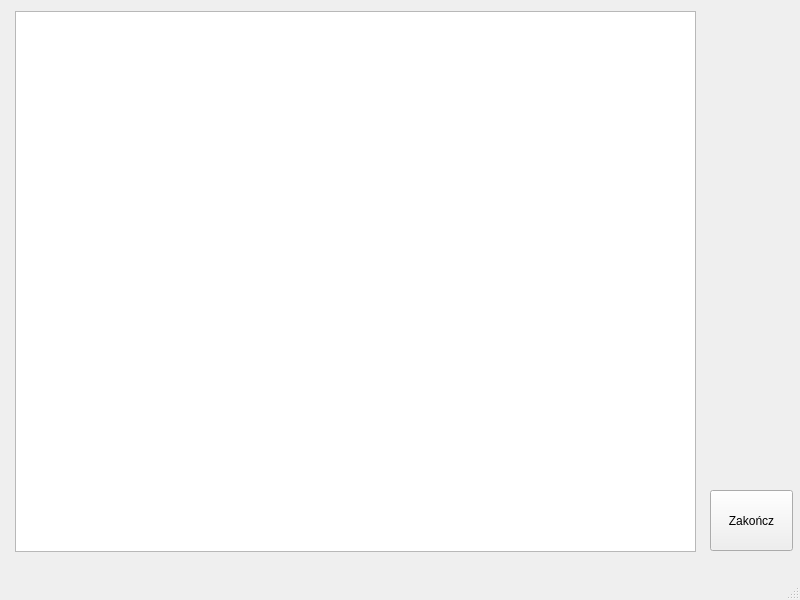
Before: the Qt Designer form mainwindow.ui in GrimmyReaps/PasswordManager, drawn with Qt 5.
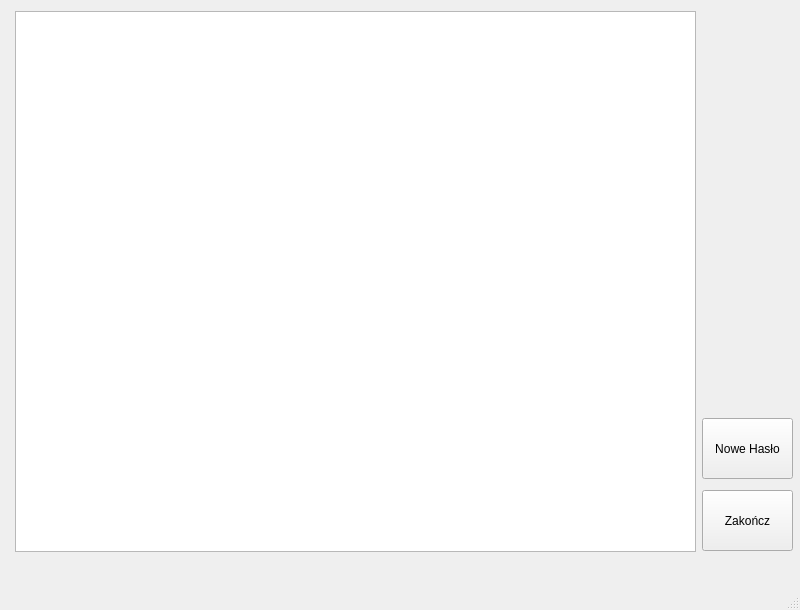
After: the same form once the commit is applied.

The edit to the form file:
```diff
--- a/mainwindow.ui
+++ b/mainwindow.ui
@@ -7,9 +7,21 @@
     <x>0</x>
     <y>0</y>
     <width>800</width>
-    <height>600</height>
+    <height>610</height>
    </rect>
   </property>
+  <property name="minimumSize">
+   <size>
+    <width>800</width>
+    <height>610</height>
+   </size>
+  </property>
+  <property name="maximumSize">
+   <size>
+    <width>800</width>
+    <height>610</height>
+   </size>
+  </property>
   <property name="windowTitle">
    <string>MainWindow</string>
   </property>
@@ -17,9 +29,9 @@
    <widget class="QPushButton" name="quitButton">
     <property name="geometry">
      <rect>
-      <x>710</x>
+      <x>702</x>
       <y>490</y>
-      <width>83</width>
+      <width>91</width>
       <height>61</height>
      </rect>
     </property>
@@ -46,6 +58,19 @@
      <number>0</number>
     </property>
    </widget>
+   <widget class="QPushButton" name="addPassword">
+    <property name="geometry">
+     <rect>
+      <x>702</x>
+      <y>418</y>
+      <width>91</width>
+      <height>61</height>
+     </rect>
+    </property>
+    <property name="text">
+     <string>Nowe Hasło</string>
+    </property>
+   </widget>
   </widget>
   <widget class="QMenuBar" name="menubar">
    <property name="geometry">
```
Left out of the diff: 2 changed lines with no effect on the pictures.
